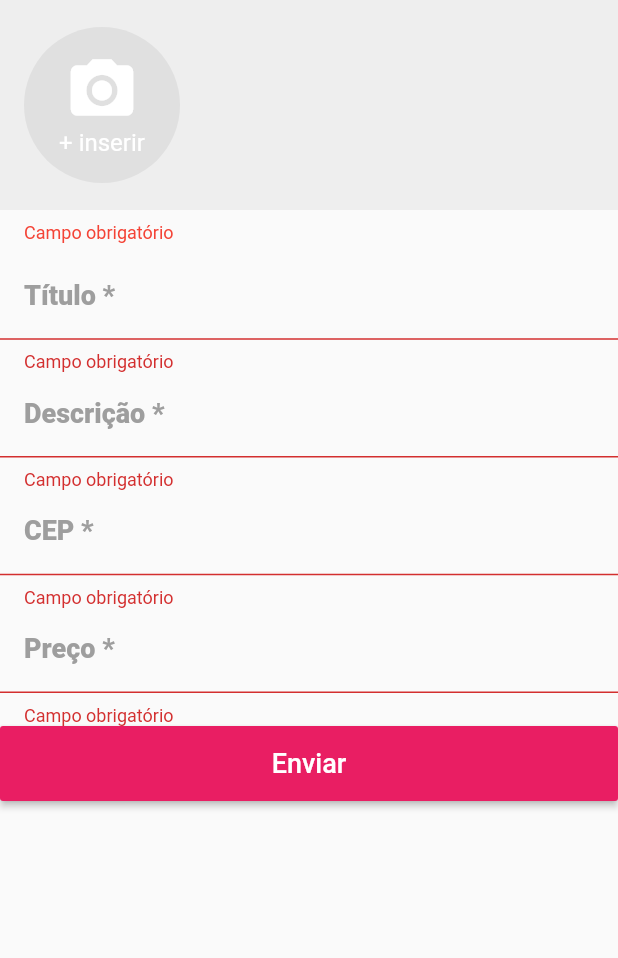
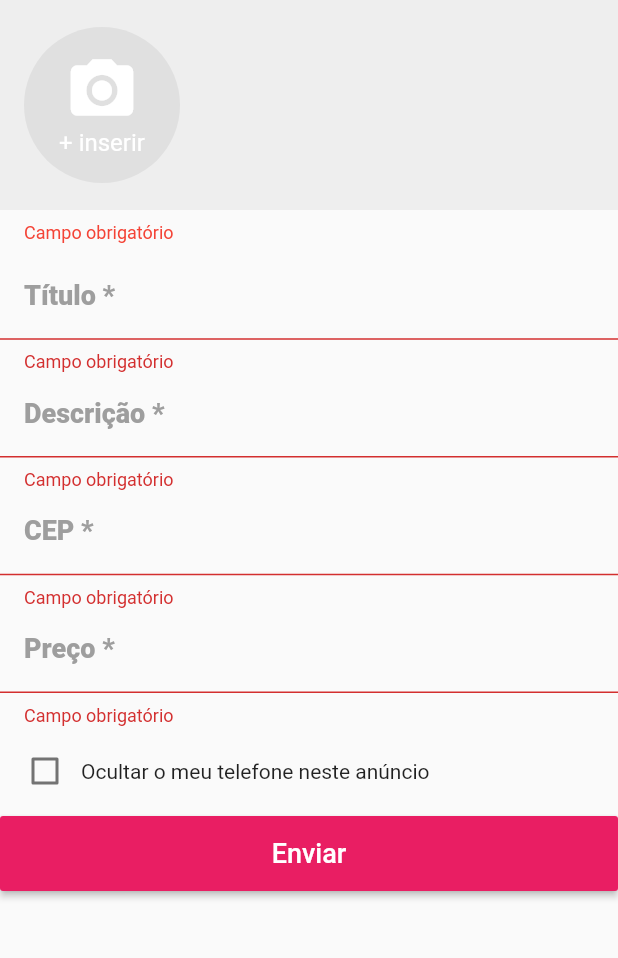
Before and after one commit to jvmineiro/olx_clone, a Flutter app: the CreateScreen screen opened directly, after a tap on "Enviar", on a phone screen of 412 x 824 dp, the part 84-1042 px from its top. Run offline on Flutter 3.47's test engine with Material 2 defaults, Android fonts, the phone set to English and light mode, and no system bars; our stand-ins replace brasil_fields, dio, image_picker, rxdart.

Commit message:
CAmpo ocultar telefone CRIADO

```diff
--- a/lib/common/cep_field.dart
+++ b/lib/common/cep_field.dart
@@ -63,7 +63,7 @@ class _CepFieldState extends State<CepField> {
                   case CepFieldState.INITIALIZING:
                   case CepFieldState.INCOMPLETE:
                   case CepFieldState.INVALID:
-                  return 'Campo obrigatório';
+                    return 'Campo obrigatório';
                   case CepFieldState.VALID:
                 }
                 return null;
--- a/lib/screens/create/create_screen.dart
+++ b/lib/screens/create/create_screen.dart
@@ -4,6 +4,7 @@ import 'package:flutter/services.dart';
 import 'package:xlo/api/api_postalcode.dart';
 import 'package:xlo/common/cep_field.dart';
 import 'package:xlo/common/custom_drawer/custom_drawer.dart';
+import 'package:xlo/screens/create/widgets/hide_phone_widget.dart';
 import 'package:xlo/screens/create/widgets/images_field.dart';
 
 class CreateScreen extends StatefulWidget {
@@ -106,13 +107,19 @@ class _CreateScreenState extends State<CreateScreen> {
               ],
               validator: (text) {
                 if (text.isEmpty) return 'Campo obrigatório';
-                if (double.tryParse(text) == null)
+                if (int.tryParse(getSanitizedText(text)) == null)
                   return 'Utilize valores válidos';
                 return null;
               },
               onSaved: (price) {
 
               },
+            ),
+            HidePhoneWidget(
+              onSaved: (h){
+
+              },
+              initialValue: false,
             ),
             Container(
               height: 50,
@@ -138,4 +145,8 @@ class _CreateScreenState extends State<CreateScreen> {
       ),
     );
   }
+
+  String getSanitizedText(String text) {
+    return text.replaceAll(RegExp(r'[^\d]'), '');
+  }
 }
--- /dev/null
+++ b/lib/screens/create/widgets/hide_phone_widget.dart
@@ -0,0 +1,26 @@
+import 'package:flutter/material.dart';
+
+class HidePhoneWidget extends FormField<bool> {
+
+  HidePhoneWidget({FormFieldSetter<bool> onSaved, bool initialValue}) : super(
+    initialValue: initialValue,
+    onSaved: onSaved,
+    builder: (state){
+      return Padding(
+        padding: const EdgeInsets.all(6),
+        child: Row(
+          children: <Widget>[
+            Checkbox(
+              value: state.value,
+              onChanged: (b){
+                state.didChange(b);
+              },
+            ),
+            const Text('Ocultar o meu telefone neste anúncio')
+          ],
+        ),
+      );
+    }
+  );
+
+}
```
